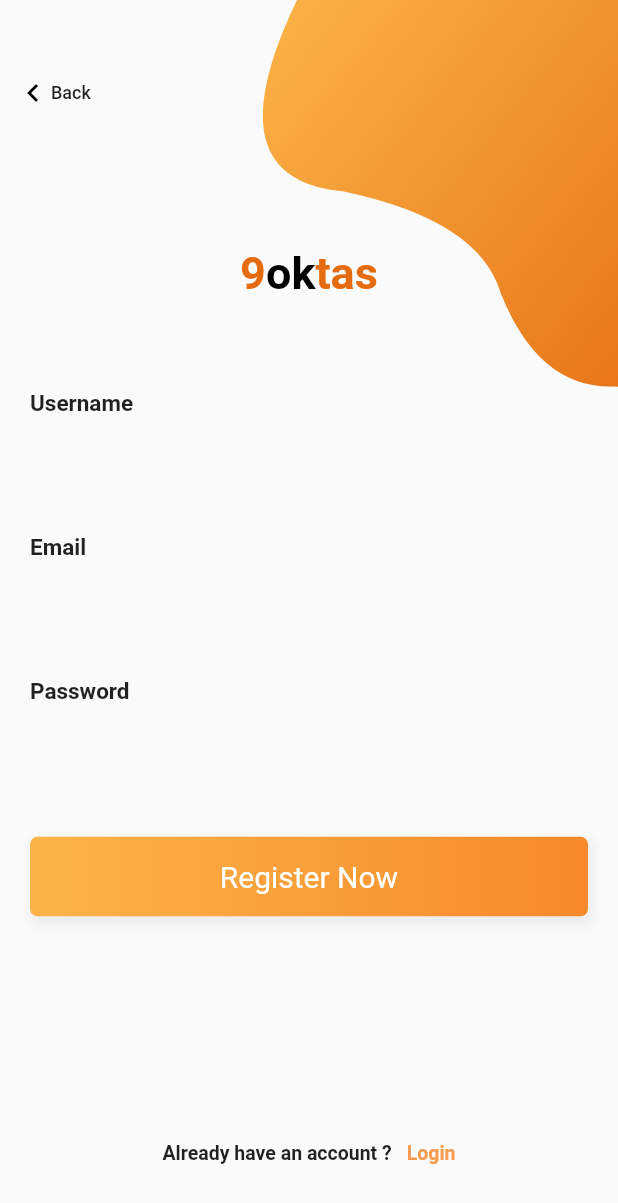
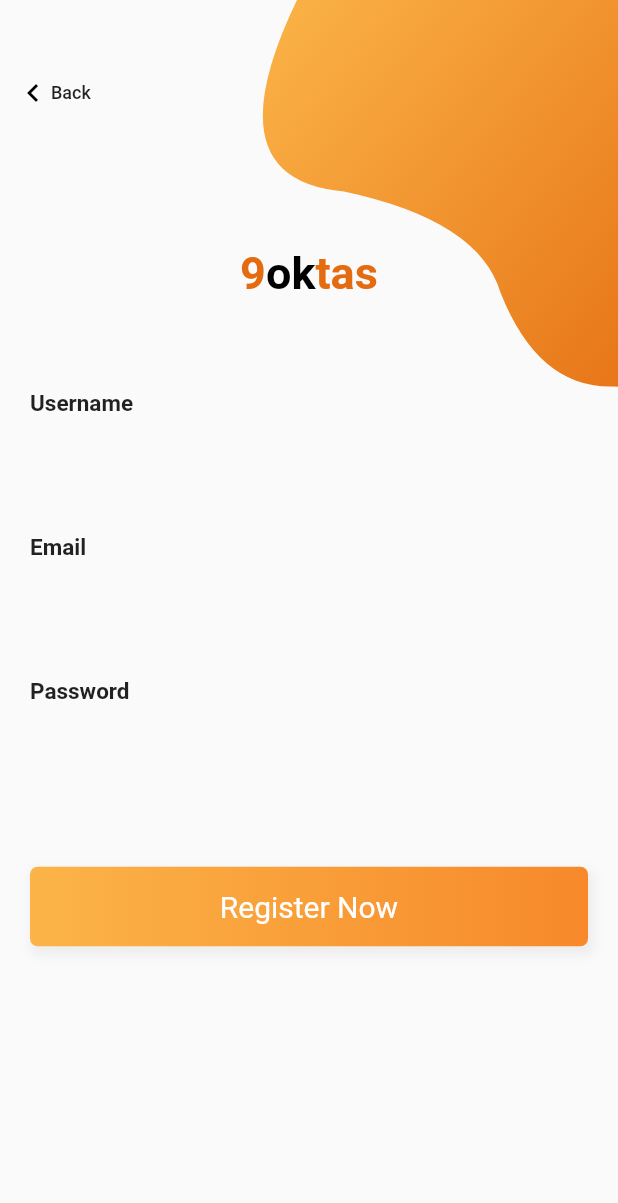
Before and after one commit to Asena223/image1, a Flutter app: the screen it shows after launch, after a tap on "Register now", on a phone screen of 412 x 824 dp. Shown: the top 1203 px of the screen. Run offline on Flutter 3.47's test engine with Material 2 defaults, Android fonts, the phone set to English and light mode, and no system bars; our stand-ins replace fluttertoast, hex, image_picker; missing offline and left inert: encrypt, sha3.

Commit message:
ikinci gonderme

```diff
--- a/lib/UI/SignUpPage.dart
+++ b/lib/UI/SignUpPage.dart
@@ -56,12 +56,42 @@ class _SignUpPageState extends State<SignUpPage> {
       ),
     );
   }
+  //
+  // Widget _submitButton() {
+  //   return Container(
+  //     width: MediaQuery.of(context).size.width,
+  //     padding: EdgeInsets.symmetric(vertical: 15),
+  //     alignment: Alignment.center,
+  //     decoration: BoxDecoration(
+  //         borderRadius: BorderRadius.all(Radius.circular(5)),
+  //         boxShadow: <BoxShadow>[
+  //           BoxShadow(
+  //               color: Colors.grey.shade200,
+  //               offset: Offset(2, 4),
+  //               blurRadius: 5,
+  //               spreadRadius: 2)
+  //         ],
+  //         gradient: LinearGradient(
+  //             begin: Alignment.centerLeft,
+  //             end: Alignment.centerRight,
+  //             colors: [Color(0xfffbb448), Color(0xfff7892b)])),
+  //     child: Text(
+  //       'Register Now',
+  //       style: TextStyle(fontSize: 20, color: Colors.white),
+  //     ),
+  //   );
+  // }
 
   Widget _submitButton() {
-    return Container(
-      width: MediaQuery.of(context).size.width,
-      padding: EdgeInsets.symmetric(vertical: 15),
-      alignment: Alignment.center,
+    return InkWell(
+      onTap: () {
+        Navigator.push(
+            context, MaterialPageRoute(builder: (context) => Login123Page()));
+      },
+      child: Container(
+        margin: EdgeInsets.symmetric(vertical: 20),
+        padding: EdgeInsets.all(15),
+        alignment: Alignment.bottomCenter,
         decoration: BoxDecoration(
             borderRadius: BorderRadius.all(Radius.circular(5)),
             boxShadow: <BoxShadow>[
@@ -78,38 +108,6 @@ class _SignUpPageState extends State<SignUpPage> {
         child: Text(
           'Register Now',
           style: TextStyle(fontSize: 20, color: Colors.white),
-      ),
-    );
-  }
-
-  Widget _loginAccountLabel() {
-    return InkWell(
-      onTap: () {
-        Navigator.push(
-            context, MaterialPageRoute(builder: (context) => Login123Page()));
-      },
-      child: Container(
-        margin: EdgeInsets.symmetric(vertical: 20),
-        padding: EdgeInsets.all(15),
-        alignment: Alignment.bottomCenter,
-        child: Row(
-          mainAxisAlignment: MainAxisAlignment.center,
-          children: <Widget>[
-            Text(
-              'Already have an account ?',
-              style: TextStyle(fontSize: 13, fontWeight: FontWeight.w600),
-            ),
-            SizedBox(
-              width: 10,
-            ),
-            Text(
-              'Login',
-              style: TextStyle(
-                  color: Color(0xfff79c4f),
-                  fontSize: 13,
-                  fontWeight: FontWeight.w600),
-            ),
-          ],
         ),
       ),
     );
@@ -178,7 +176,6 @@ class _SignUpPageState extends State<SignUpPage> {
                     ),
                     _submitButton(),
                     SizedBox(height: height * .14),
-                    _loginAccountLabel(),
                   ],
                 ),
               ),
--- a/lib/UI/WelcomePage.dart
+++ b/lib/UI/WelcomePage.dart
@@ -80,7 +80,7 @@ class _WelcomePageState extends State<WelcomePage> {
   Widget _title() {
     return RichText(
       textAlign: TextAlign.center,
-      text: TextSpan(text: '9', style: TextStyle(fontSize: 30), children: [
+      text: TextSpan(text: '9', style: TextStyle(fontSize: 20), children: [
         TextSpan(
           text: 'ok',
           style: TextStyle(color: Colors.black, fontSize: 30),
```
Also changed, not shown: lib/UI/LoginPage.dart (+39 -32 lines), 4 other files. Lines whose indentation alone changed are shown as unchanged.
